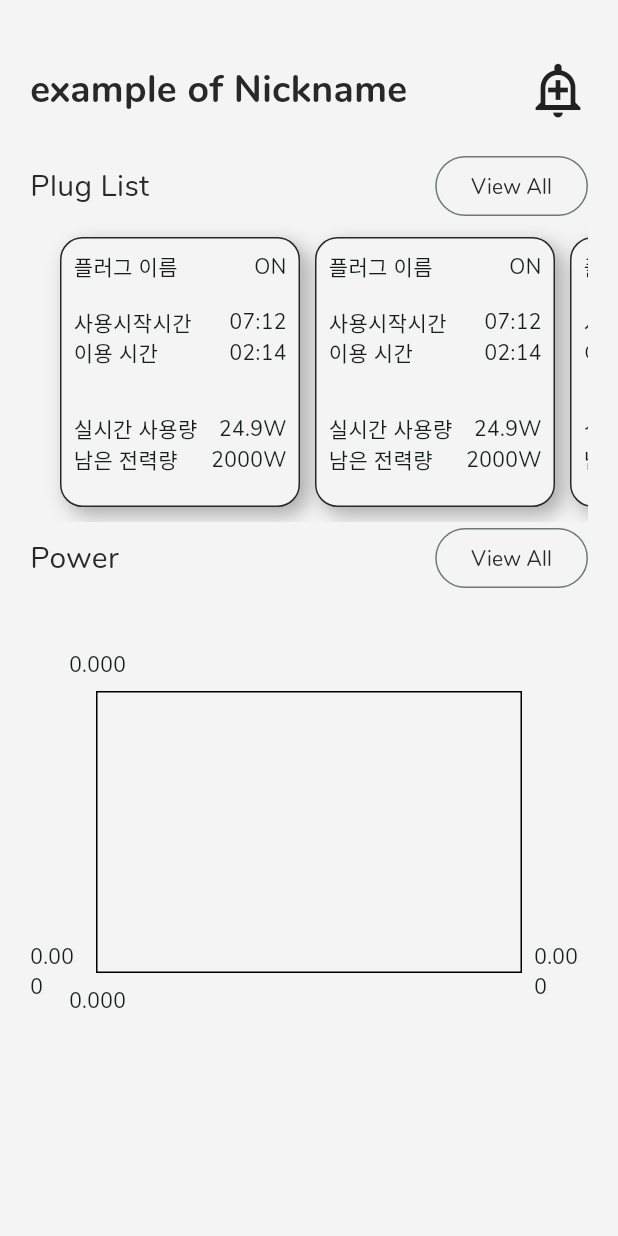
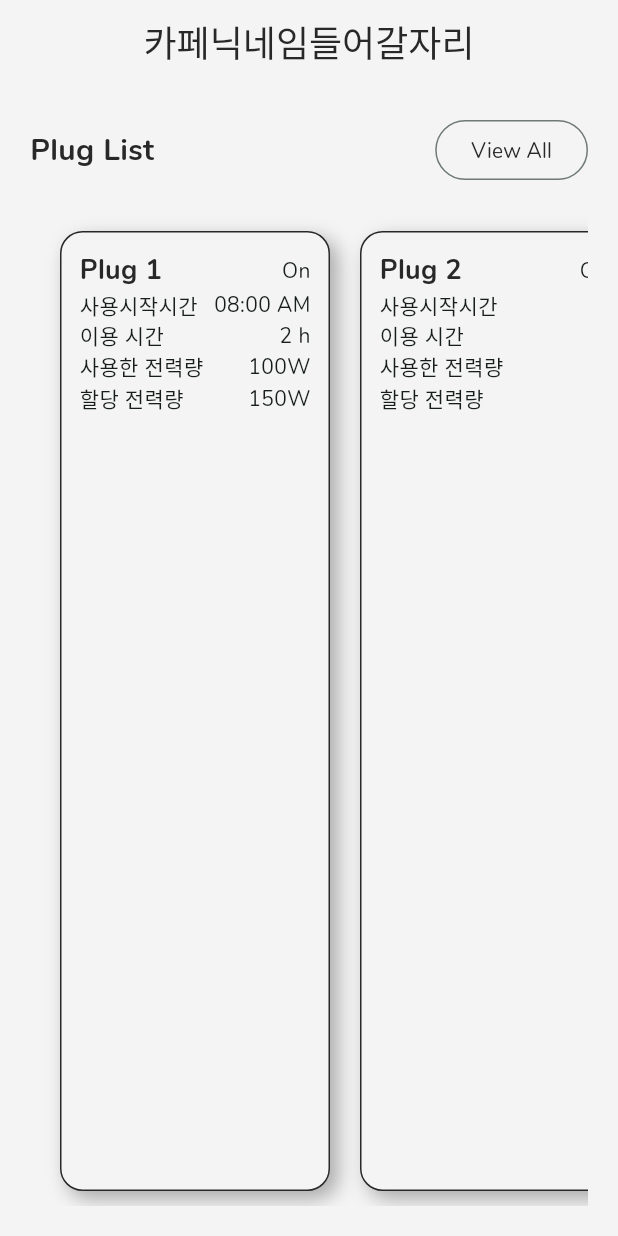
Before and after one commit to CAU-Capstone-PPL/CafePlugGuardian-Client, a Flutter app: the screen it shows after launch, on a phone screen of 412 x 824 dp. Run offline on Flutter 3.47's test engine with Material 2 defaults, Android fonts, the phone set to English and light mode, and no system bars; drawn by our look-alikes of fl_chart.

Commit message:
feat: api test code fix: plug_core_model fix: home_screen ui fix: plug_widget ui

```diff
--- a/lib/main.dart
+++ b/lib/main.dart
@@ -18,29 +18,7 @@ class App extends StatelessWidget {
         colorScheme: ColorScheme.fromSeed(seedColor: AppColor.main),
         useMaterial3: true,
       ),
-      home: const HomeScreen(),
+      home: HomeScreen(),
     );
   }
 }
-
-class MyHomePage extends StatefulWidget {
-  const MyHomePage({super.key, required this.title});
-
-  final String title;
-
-  @override
-  State<MyHomePage> createState() => _MyHomePageState();
-}
-
-class _MyHomePageState extends State<MyHomePage> {
-  @override
-  Widget build(BuildContext context) {
-    return Scaffold(
-      appBar: AppBar(
-        backgroundColor: Theme.of(context).colorScheme.inversePrimary,
-        title: Text(widget.title),
-      ),
-      body: Container(),
-    );
-  }
-}
--- a/lib/models/plug_core_model.dart
+++ b/lib/models/plug_core_model.dart
@@ -1,10 +1,18 @@
 class PlugCoreModel {
-  final String plugName, onOff, startTime, runningTime, assignPower;
+  final String plugId,
+      plugName,
+      onOff,
+      startTime,
+      runningTime,
+      usedPower,
+      assignPower;
 
   PlugCoreModel.fromJson(Map<String, dynamic> json)
-      : plugName = json['plugName'],
+      : plugId = json['plugId'],
+        plugName = json['plugName'],
         onOff = json['onOff'],
         startTime = json['startTime'],
         runningTime = json['runningTime'],
+        usedPower = json['usedPower'],
         assignPower = json['assignPower'];
 }
--- a/lib/screens/home_screen.dart
+++ b/lib/screens/home_screen.dart
@@ -1,49 +1,42 @@
+import 'package:cafe_plug_guardian_client/models/plug_core_model.dart';
 import 'package:cafe_plug_guardian_client/screens/plug_list_screen.dart';
+import 'package:cafe_plug_guardian_client/services/api_plug.dart';
 import 'package:cafe_plug_guardian_client/style.dart';
 import 'package:cafe_plug_guardian_client/widgets/plug_widget.dart';
 import 'package:fl_chart/fl_chart.dart';
 import 'package:flutter/material.dart';
 
 class HomeScreen extends StatelessWidget {
-  const HomeScreen({super.key});
+  HomeScreen({super.key});
+
+  //final Future<List<PlugCoreModel>> plugs = ApiPlug.getPlugs();
+
+  final Future<List<PlugCoreModel>> plugs =
+      ApiPlug.testFetchPlugData(); //test code
 
   @override
   Widget build(BuildContext context) {
     return Scaffold(
       backgroundColor: AppColor.background,
-      body: Padding(
-        padding: const EdgeInsets.symmetric(vertical: 40, horizontal: 20),
-        child: Column(
-          children: [
-            const Flexible(
-              flex: 1,
-              child: Row(
-                mainAxisAlignment: MainAxisAlignment.spaceBetween,
-                crossAxisAlignment: CrossAxisAlignment.center,
-                children: [
-                  Text(
-                    "example of Nickname",
+      appBar: AppBar(
+        centerTitle: true,
+        backgroundColor: AppColor.background,
+        foregroundColor: AppColor.text,
+        title: const Text(
+          "카페닉네임들어갈자리",
           style: TextStyle(
+            fontSize: 24,
             color: AppColor.text,
-                        fontSize: 25,
-                        fontWeight: FontWeight.w600),
-                  ),
-                  Icon(
-                    Icons.add_alert_outlined,
-                    size: 40,
-                  ),
-                ],
           ),
         ),
-            const Flexible(
-              flex: 1,
-              child: SizedBox(
-                height: 20,
       ),
-            ),
-            Flexible(
-              flex: 3,
-              child: Column(
+      body: Padding(
+        padding: const EdgeInsets.all(20.0),
+        child: FutureBuilder(
+          future: plugs,
+          builder: (context, snapshot) {
+            if (snapshot.hasData) {
+              return Column(
                 children: [
                   Row(
                     mainAxisAlignment: MainAxisAlignment.spaceBetween,
@@ -53,7 +46,7 @@ class HomeScreen extends StatelessWidget {
                         style: TextStyle(
                             color: AppColor.text,
                             fontSize: 20,
-                            fontWeight: FontWeight.w500),
+                            fontWeight: FontWeight.bold),
                       ),
                       OutlinedButton(
                           onPressed: () {
@@ -70,52 +63,38 @@ class HomeScreen extends StatelessWidget {
                           )),
                     ],
                   ),
-                  Expanded(child: makeList())
+                  const SizedBox(height: 20),
+                  Expanded(child: makeList(snapshot))
                 ],
-              ),
-            ),
-            Flexible(
-              flex: 1,
-              child: Column(
-                children: [
-                  Row(
-                    mainAxisAlignment: MainAxisAlignment.spaceBetween,
-                    children: [
-                      const Text(
-                        'Power ',
-                        style: TextStyle(
-                            color: AppColor.text,
-                            fontSize: 20,
-                            fontWeight: FontWeight.w500),
-                      ),
-                      OutlinedButton(
-                        onPressed: () {},
-                        child: const Text(
-                          'View All',
-                          style: TextStyle(color: AppColor.text),
-                        ),
-                      ),
-                    ],
-                  ),
-                ],
-              ),
-            ),
-            Flexible(flex: 3, child: LineChart(LineChartData()))
-          ],
+              );
+            }
+            return const Center(
+              child: CircularProgressIndicator(),
+            );
+          },
         ),
       ),
     );
   }
-}
 
-ListView makeList() {
+  ListView makeList(AsyncSnapshot<List<PlugCoreModel>> snapshot) {
     return ListView.separated(
       scrollDirection: Axis.horizontal,
-    itemCount: 10,
+      itemCount: snapshot.data!.length,
       padding: const EdgeInsets.symmetric(vertical: 10, horizontal: 20),
       itemBuilder: (context, index) {
-      return const Plug();
+        var plug = snapshot.data![index];
+        return Plug(
+          plugId: plug.plugId,
+          plugName: plug.plugName,
+          onOff: plug.onOff,
+          startTime: plug.startTime,
+          runningTime: plug.runningTime,
+          usedPower: plug.usedPower,
+          assignPower: plug.assignPower,
+        );
       },
-    separatorBuilder: (context, index) => const SizedBox(width: 10),
+      separatorBuilder: (context, index) => const SizedBox(width: 20),
     );
   }
+}
--- a/lib/services/api_plug.dart
+++ b/lib/services/api_plug.dart
@@ -20,4 +20,136 @@ class ApiPlug {
     }
     throw Error();
   }
+
+  //더미데이터
+  static const List<Map<String, dynamic>> dummyData = [
+    {
+      "plugId": "1",
+      "plugName": "Plug 1",
+      "onOff": "On",
+      "startTime": "08:00 AM",
+      "runningTime": "2 h",
+      "usedPower": "100W",
+      "assignPower": "150W",
+    },
+    {
+      "plugId": "2",
+      "plugName": "Plug 2",
+      "onOff": "Off",
+      "startTime": "",
+      "runningTime": "",
+      "usedPower": "",
+      "assignPower": "",
+    },
+    {
+      "plugId": "3",
+      "plugName": "Plug 3",
+      "onOff": "On",
+      "startTime": "03:45 PM",
+      "runningTime": "3 h",
+      "usedPower": "120W",
+      "assignPower": "200W",
+    },
+    {
+      "plugId": "4",
+      "plugName": "Plug 4",
+      "onOff": "On",
+      "startTime": "09:15 AM",
+      "runningTime": "1.5 h",
+      "usedPower": "80W",
+      "assignPower": "110W"
+    },
+    {
+      "plugId": "5",
+      "plugName": "Plug 5",
+      "onOff": "Off",
+      "startTime": "",
+      "runningTime": "",
+      "usedPower": "",
+      "assignPower": ""
+    },
+    {
+      "plugId": "6",
+      "plugName": "Plug 6",
+      "onOff": "On",
+      "startTime": "04:30 PM",
+      "runningTime": "2 h",
+      "usedPower": "110W",
+      "assignPower": "150W"
+    },
+    {
+      "plugId": "7",
+      "plugName": "Plug 7",
+      "onOff": "On",
+      "startTime": "11:45 AM",
+      "runningTime": "2.5 h",
+      "usedPower": "95W",
+      "assignPower": "130W"
+    },
+    {
+      "plugId": "8",
+      "plugName": "Plug 8",
+      "onOff": "Off",
+      "startTime": "",
+      "runningTime": "",
+      "usedPower": "",
+      "assignPower": ""
+    },
+    {
+      "plugId": "9",
+      "plugName": "Plug 9",
+      "onOff": "On",
+      "startTime": "06:00 AM",
+      "runningTime": "4 h",
+      "usedPower": "150W",
+      "assignPower": "180W"
+    },
+    {
+      "plugId": "10",
+      "plugName": "Plug 10",
+      "onOff": "Off",
+      "startTime": "",
+      "runningTime": "",
+      "usedPower": "",
+      "assignPower": ""
+    },
+    {
+      "plugId": "11",
+      "plugName": "Plug 11",
+      "onOff": "On",
+      "startTime": "07:30 AM",
+      "runningTime": "3 h",
+      "usedPower": "120W",
+      "assignPower": "160W"
+    },
+    {
+      "plugId": "12",
+      "plugName": "Plug 12",
+      "onOff": "On",
+      "startTime": "10:00 AM",
+      "runningTime": "1.5 h",
+      "usedPower": "70W",
+      "assignPower": "100W"
+    },
+    {
+      "plugId": "13",
+      "plugName": "Plug 13",
+      "onOff": "Off",
+      "startTime": "",
+      "runningTime": "",
+      "usedPower": "",
+      "assignPower": ""
+    }
+  ];
+
+  static Future<List<PlugCoreModel>> testFetchPlugData() async {
+    // 실제 API를 호출하는 대신 더미 데이터를 반환합니다.
+    List<PlugCoreModel> plugInstances = [];
+    const List<dynamic> plugs = dummyData;
+    for (var plug in plugs) {
+      final instance = PlugCoreModel.fromJson(plug);
+      plugInstances.add(instance);
+    }
+    return plugInstances;
+  }
 }
--- a/lib/widgets/plug_widget.dart
+++ b/lib/widgets/plug_widget.dart
@@ -3,7 +3,24 @@ import 'package:cafe_plug_guardian_client/style.dart';
 import 'package:flutter/material.dart';
 
 class Plug extends StatelessWidget {
-  const Plug({super.key});
+  final String plugId,
+      plugName,
+      onOff,
+      startTime,
+      runningTime,
+      usedPower,
+      assignPower;
+
+  const Plug({
+    super.key,
+    required this.plugId,
+    required this.plugName,
+    required this.onOff,
+    required this.startTime,
+    required this.runningTime,
+    required this.usedPower,
+    required this.assignPower,
+  });
 
   @override
   Widget build(BuildContext context) {
@@ -17,8 +34,9 @@ class Plug extends StatelessWidget {
         );
       },
       child: Container(
-        width: 160,
-        clipBehavior: Clip.hardEdge,
+        width: 180,
+        height: 200,
+        padding: const EdgeInsets.all(12),
         decoration: BoxDecoration(
           border: Border.all(color: AppColor.text),
           color: AppColor.background,
@@ -31,65 +49,59 @@ class Plug extends StatelessWidget {
             )
           ],
         ),
-        child: const Padding(
-          padding: EdgeInsets.all(8.0),
-          child: Column(
-            mainAxisAlignment: MainAxisAlignment.spaceBetween,
-            children: [
-              Flexible(
-                flex: 1,
-                child: Row(
+        child: Column(
+          mainAxisAlignment: MainAxisAlignment.start,
+          children: [
+            Row(
+              mainAxisAlignment: MainAxisAlignment.spaceBetween,
+              children: [
+                Text(
+                  plugName,
+                  style: const TextStyle(
+                      fontSize: 18,
+                      fontWeight: FontWeight.bold,
+                      color: AppColor.text),
+                ),
+                Text(onOff),
+              ],
+            ),
+            Column(
+              children: [
+                Row(
                   mainAxisAlignment: MainAxisAlignment.spaceBetween,
                   children: [
-                    Text('플러그 이름'),
-                    Text('ON'),
+                    const Text('사용시작시간'),
+                    Text(startTime),
                   ],
                 ),
-              ),
-              Flexible(
-                flex: 1,
-                child: Column(
+                Row(
+                  mainAxisAlignment: MainAxisAlignment.spaceBetween,
                   children: [
-                    Row(
-                      mainAxisAlignment: MainAxisAlignment.spaceBetween,
-                      children: [
-                        Text('사용시작시간'),
-                        Text('07:12'),
-                      ],
-                    ),
-                    Row(
-                      mainAxisAlignment: MainAxisAlignment.spaceBetween,
-                      children: [
-                        Text('이용 시간'),
-                        Text('02:14'),
-                      ],
-                    ),
+                    const Text('이용 시간'),
+                    Text(runningTime),
                   ],
                 ),
-              ),
-              Flexible(
-                flex: 1,
-                child: Column(
+              ],
+            ),
+            Column(
+              children: [
+                Row(
+                  mainAxisAlignment: MainAxisAlignment.spaceBetween,
                   children: [
-                    Row(
-                      mainAxisAlignment: MainAxisAlignment.spaceBetween,
-                      children: [
-                        Text('실시간 사용량'),
-                        Text('24.9W'),
-                      ],
-                    ),
-                    Row(
-                      mainAxisAlignment: MainAxisAlignment.spaceBetween,
-                      children: [
-                        Text('남은 전력량'),
-                        Text('2000W'),
-                      ],
-                    ),
+                    const Text('사용한 전력량'),
+                    Text(usedPower),
                   ],
                 ),
-              ),
-            ],
-          ),
+                Row(
+                  mainAxisAlignment: MainAxisAlignment.spaceBetween,
+                  children: [
+                    const Text('할당 전력량'),
+                    Text(assignPower),
+                  ],
+                ),
+              ],
+            ),
+          ],
         ),
       ),
     );
```
Lines whose indentation alone changed are shown as unchanged.
